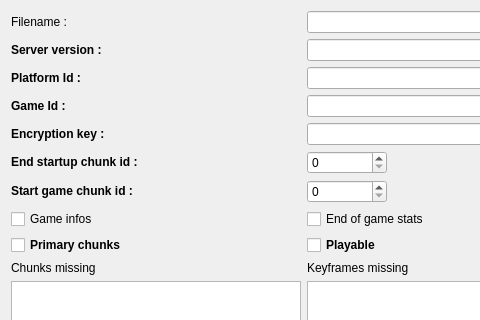
The window that src/repairtooldialog.ui (Aztorius/legendsreplay) describes before a commit, drawn with Qt 5; both pictures show x 0 to 480 and y 0 to 320 of the 586 by 442 pixel window.
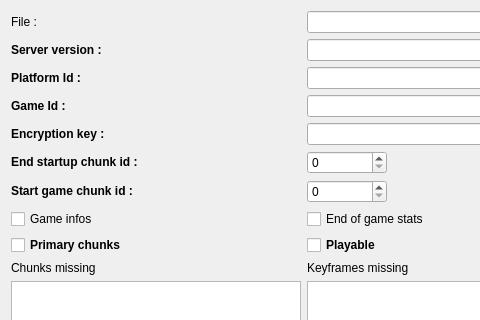
The same window after the commit.

Patch:
```diff
--- a/src/repairtooldialog.ui
+++ b/src/repairtooldialog.ui
@@ -80,7 +80,7 @@
       </sizepolicy>
      </property>
      <property name="text">
-      <string>Filename :</string>
+      <string>File :</string>
      </property>
     </widget>
    </item>
```
Left out of the diff: 2 changed lines with no effect on the pictures.
